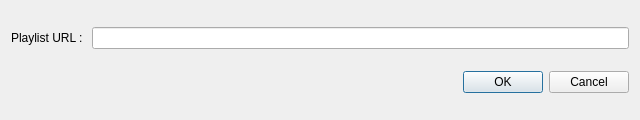
The window that playlisturldialog.ui (grgvineet/ParaTube) describes before a commit, drawn with Qt 5.
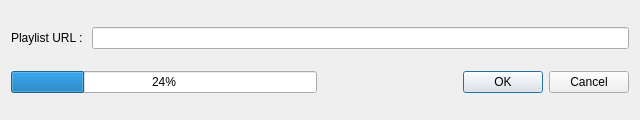
The same window after the commit.

What changed in the file:
```diff
--- a/playlisturldialog.ui
+++ b/playlisturldialog.ui
@@ -13,8 +13,6 @@
   <property name="windowTitle">
    <string>Dialog</string>
   </property>
-  <layout class="QHBoxLayout" name="horizontalLayout_2">
-   <item>
     <layout class="QVBoxLayout" name="verticalLayout">
      <item>
       <layout class="QHBoxLayout" name="horizontalLayout">
@@ -29,6 +27,15 @@
         <widget class="QLineEdit" name="leUrl"/>
        </item>
       </layout>
+   </item>
+   <item>
+    <layout class="QHBoxLayout" name="horizontalLayout_2">
+     <item>
+      <widget class="QProgressBar" name="progressBar">
+       <property name="value">
+        <number>24</number>
+       </property>
+      </widget>
      </item>
      <item>
       <widget class="QDialogButtonBox" name="buttonBox">
```
Lines whose indentation alone changed are shown as unchanged.
